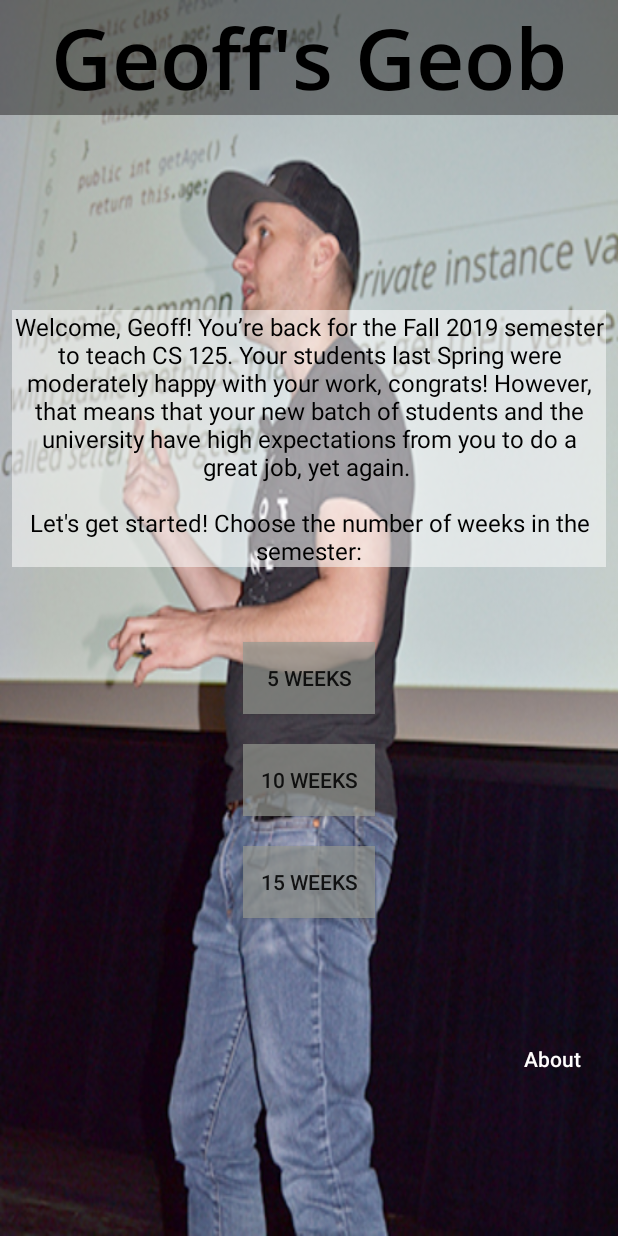
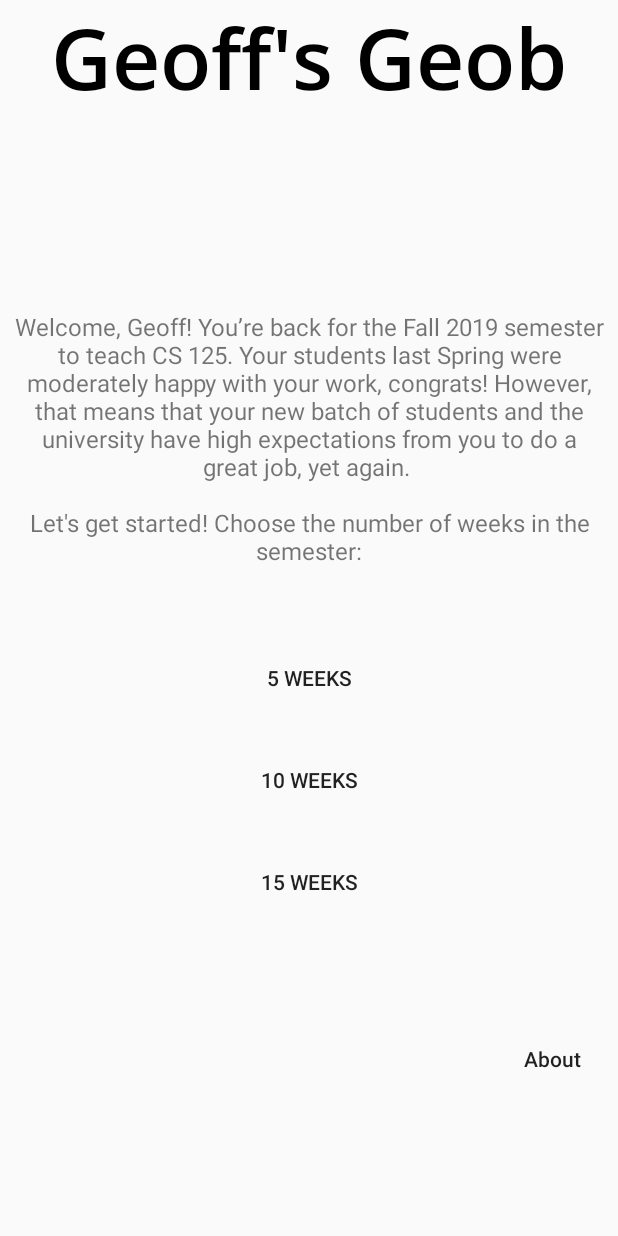
Before and after one commit to Kanavb2/Geoffs_Geob, an Android app: the screen it shows after launch (NewGameActivity), on a phone screen of 412 x 824 dp. Run offline under Robolectric (Android 15) with nearby library versions, the light colour scheme and no system bars; Roboto replaces fonts that are not available here.

Commit message:
owo What's this, a complete app

```diff
--- a/app/src/main/java/com/example/geoffsgeob/EndGame.java
+++ b/app/src/main/java/com/example/geoffsgeob/EndGame.java
@@ -16,6 +16,13 @@ public class EndGame extends Activity {
 
         TextView endUniversity = findViewById(R.id.endUniversity);
         TextView endStudent = findViewById(R.id.endStudent);
+
+        if (universityProgress < 0) {
+            universityProgress = 0;
+        }
+        if (studentProgress < 0) {
+            studentProgress = 0;
+        }
 
         endUniversity.setText("Your final University Satisfaction: " + universityProgress);
         endStudent.setText("Your final Student Satisfaction: " + studentProgress);
--- a/app/src/main/java/com/example/geoffsgeob/MainActivity.java
+++ b/app/src/main/java/com/example/geoffsgeob/MainActivity.java
@@ -119,6 +119,7 @@ public class MainActivity extends AppCompatActivity {
             navQuiz.setIcon(R.drawable.ic_cat_black_24dp);
             navMidterm.setIcon(R.drawable.ic_cat_black_24dp);
             navMidterm.setTitle("Meowdterm");
+            navMP.setTitle("Meowchine Project");
             navMP.setIcon(R.drawable.ic_cat_black_24dp);
             navHome.setIcon(R.drawable.ic_cat_black_24dp);
         } else {
@@ -128,6 +129,7 @@ public class MainActivity extends AppCompatActivity {
             navQuiz.setIcon(R.drawable.ic_question_mark);
             navMidterm.setIcon(R.drawable.ic_assessment_black_24dp);
             navMidterm.setTitle(R.string.menu_midterm);
+            navMP.setTitle(R.string.menu_machine_project);
             navMP.setIcon(R.drawable.ic_android_black_24dp);
             navHome.setIcon(R.drawable.ic_home_black_24dp);
         }
--- a/app/src/main/res/layout/activity_new_game.xml
+++ b/app/src/main/res/layout/activity_new_game.xml
@@ -3,7 +3,6 @@
     android:id="@+id/ll"
     android:layout_width="match_parent"
     android:layout_height="match_parent"
-    android:background="@drawable/geoff"
     android:orientation="vertical">
 
     <TextView
@@ -11,8 +10,7 @@
         android:layout_width="match_parent"
         android:layout_height="wrap_content"
         android:layout_gravity="center"
-        android:background="#66030000"
-        android:backgroundTintMode="src_atop"
+        android:background="@android:color/transparent"
         android:fontFamily="@font/open_sans_semibold"
         android:gravity="center"
         android:text="@string/app_name_title"
@@ -27,10 +25,9 @@
         android:layout_marginStart="8dp"
         android:layout_marginTop="130dp"
         android:layout_marginEnd="8dp"
-        android:background="#85FFFFFF"
+        android:background="@android:color/transparent"
         android:text="@string/desc_main"
         android:textAlignment="center"
-        android:textColor="#000000"
         android:textSize="16sp" />
 
     <Button
@@ -39,7 +36,7 @@
         android:layout_height="wrap_content"
         android:layout_gravity="center"
         android:layout_marginTop="50dp"
-        android:background="#AE969992"
+        android:background="@android:color/transparent"
         android:text="@string/five_week" />
 
     <Button
@@ -48,7 +45,7 @@
         android:layout_height="wrap_content"
         android:layout_gravity="center"
         android:layout_marginTop="20dp"
-        android:background="#AE969992"
+        android:background="@android:color/transparent"
         android:text="@string/ten_week" />
 
     <Button
@@ -57,7 +54,7 @@
         android:layout_height="wrap_content"
         android:layout_gravity="center"
         android:layout_marginTop="20dp"
-        android:background="#AE969992"
+        android:background="@android:color/transparent"
         android:text="@string/fifteen_week" />
 
     <Button
@@ -68,6 +65,5 @@
         android:layout_marginTop="70dp"
         android:background="#00AFB42B"
         android:text="@string/menu_about"
-        android:textAllCaps="false"
-        android:textColor="#FFFDFD" />
+        android:textAllCaps="false" />
 </LinearLayout>
```
